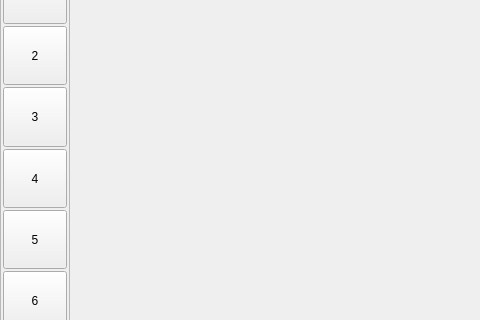
Before: the Qt Designer form qtgui/qtgui.ui in daiman444/lcnc29_lpt_qtplasma, drawn with Qt 5; both pictures show x 0 to 480 and y 100 to 420 of the 1280 by 688 pixel window.
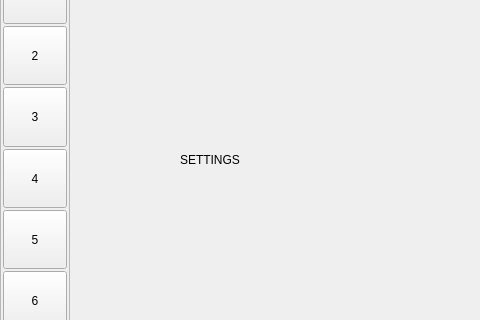
After: the same form once the commit is applied. The open tabs and pages were chosen to show the change. Custom widgets are drawn as their Qt base class.

Commit message: init for buttons in frame_4

Patch:
```diff
--- a/qtgui/qtgui.ui
+++ b/qtgui/qtgui.ui
@@ -2040,7 +2040,21 @@
            </item>
           </layout>
          </widget>
-         <widget class="QWidget" name="page_2"/>
+         <widget class="QWidget" name="page_2">
+          <widget class="QLabel" name="label_13">
+           <property name="geometry">
+            <rect>
+             <x>110</x>
+             <y>250</y>
+             <width>63</width>
+             <height>20</height>
+            </rect>
+           </property>
+           <property name="text">
+            <string>SETTINGS</string>
+           </property>
+          </widget>
+         </widget>
         </widget>
        </item>
       </layout>
```
Left out of the diff: 10 changed lines with no effect on the pictures.
